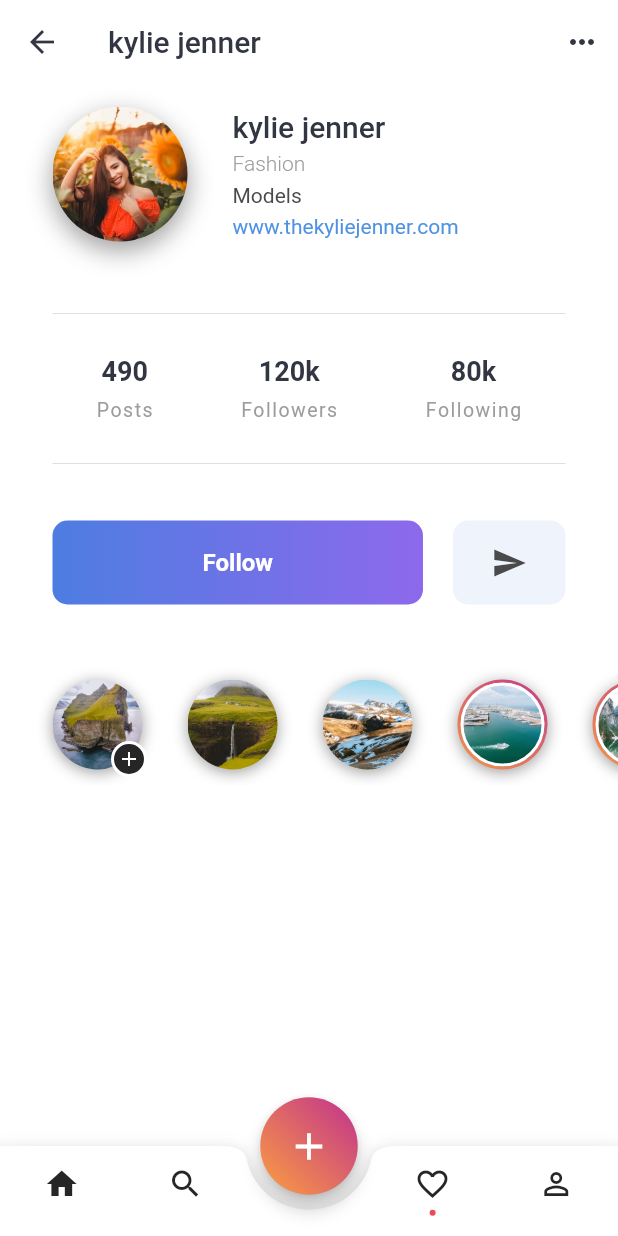
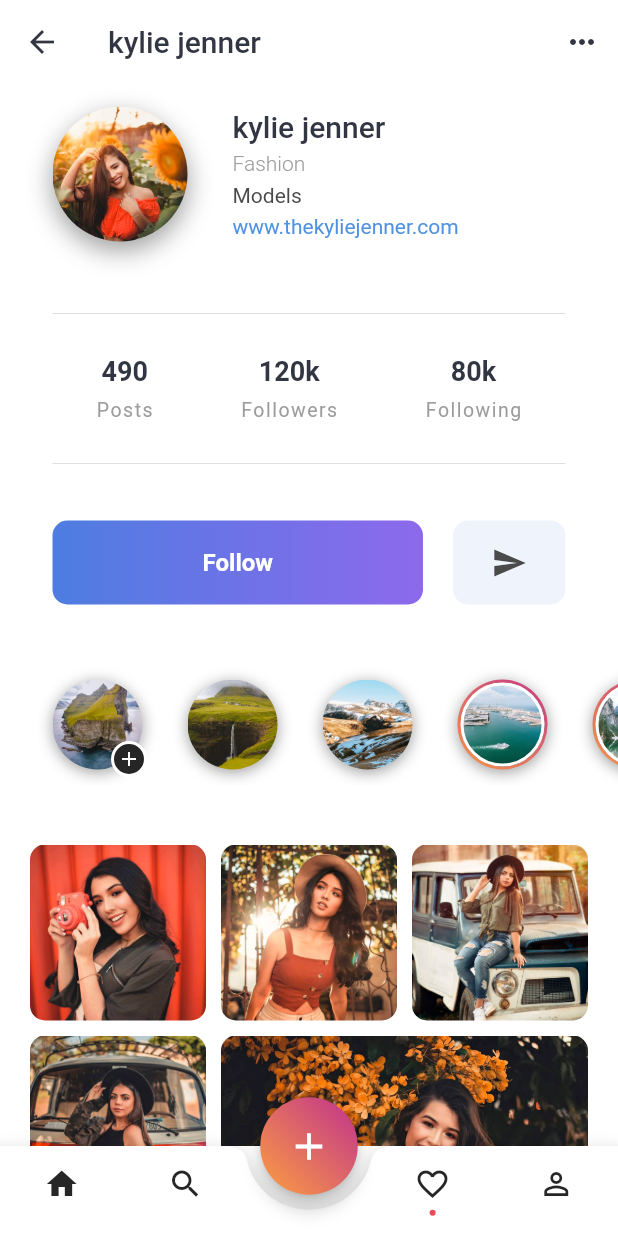
Before and after one commit to marcedroid/flutter_inspiration, a Flutter app: the screen it shows after launch, after a tap on "Instagram 01", on a phone screen of 412 x 824 dp. Run offline on Flutter 3.47's test engine with Material 2 defaults, Android fonts, the phone set to English and light mode, and no system bars.

Commit message:
Finalizado grid de imagenes y empezando segunda pantalla

```diff
--- a/lib/instagram_01/main_ig.dart
+++ b/lib/instagram_01/main_ig.dart
@@ -1,4 +1,6 @@
 import 'package:flutter/material.dart';
+import 'package:flutter_staggered_grid_view/flutter_staggered_grid_view.dart';
+import 'single_image.dart';
 import 'custom.dart';
 
 class MainIg extends StatelessWidget {
@@ -14,7 +16,8 @@ class MainIg extends StatelessWidget {
           _header(),
           _numbers(),
           _follow(),
-          _listCircles()
+          _listCircles(),
+          _gridPhotos(context)
         ],
       ),
 
@@ -409,6 +412,68 @@ Widget _miniCircle({
   }
 }//_miniCircle
 
+Widget _gridPhotos(BuildContext context){
+  return Container(
+    margin: EdgeInsets.only(
+      left: 20.0,
+      right: 20.0,
+      bottom: 10.0
+    ),
+    child: StaggeredGridView.count(
+      physics: NeverScrollableScrollPhysics(),
+      shrinkWrap: true,
+      crossAxisSpacing: 10.0,
+      mainAxisSpacing: 10.0,
+      crossAxisCount: 3,
+      children: <Widget>[
+        _imagePhoto(context: context, imageUrl: '${pathImage}photo-1.jpg', index: 1),
+        _imagePhoto(context: context, imageUrl: '${pathImage}photo-2.jpg', index: 2),
+        _imagePhoto(context: context, imageUrl: '${pathImage}photo-3.jpg', index: 3),
+        _imagePhoto(context: context, imageUrl: '${pathImage}photo-4.jpg', index: 4),
+        _imagePhoto(context: context, imageUrl: '${pathImage}photo-5.jpg', index: 5),
+        _imagePhoto(context: context, imageUrl: '${pathImage}photo-6.jpg', index: 6),
+        _imagePhoto(context: context, imageUrl: '${pathImage}photo-7.jpg', index: 7),
+        _imagePhoto(context: context, imageUrl: '${pathImage}photo-8.jpg', index: 8),
+        _imagePhoto(context: context, imageUrl: '${pathImage}photo-9.jpg', index: 9),
+        _imagePhoto(context: context, imageUrl: '${pathImage}photo-10.jpg', index: 10),
+      ],
+      staggeredTiles: [
+        StaggeredTile.count(1, 1),
+        StaggeredTile.count(1, 1),
+        StaggeredTile.count(1, 1),
+        StaggeredTile.count(1, 1),
+        StaggeredTile.count(2, 2),
+        StaggeredTile.count(1, 1),
+        StaggeredTile.count(2, 2),
+        StaggeredTile.count(1, 1),
+        StaggeredTile.count(1, 1),
+        StaggeredTile.count(3, 3),
+      ],
+    )
+  );
+}//_gridPhotos
+
+Widget _imagePhoto({
+  BuildContext context, String imageUrl, int index
+}){
+  return ClipRRect(
+    borderRadius: BorderRadius.all(Radius.circular(10.0)),
+    child: GestureDetector(
+      onTap: (){
+        Navigator.push(context, MaterialPageRoute(
+            builder: (context) => SingleImage(index)
+        ));
+      },
+      child: Hero(
+        tag: 'photo-$index',
+        child: Image(
+          image: AssetImage(imageUrl)
+        ),
+      ),
+    ),
+  );
+}//_imagePhoto
+
 Widget __floatingActionButton(){
   return SizedBox(
     width: 65.0,
--- a/lib/main.dart
+++ b/lib/main.dart
@@ -8,7 +8,7 @@ void main(){
   //debugPaintSizeEnabled = false,
   runApp(
     MaterialApp(
-      debugShowCheckedModeBanner: false,
+      debugShowCheckedModeBanner: true,
       title: 'Inspiración',
       theme: ThemeData.light(),
       home: Menu()
```
Also changed, not shown: lib/instagram_01/single_image.dart (added, +55 -0 lines).
